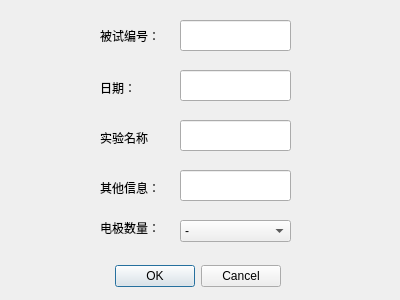
The window that setinfo.ui (B777B2056/eegneo) describes before a commit, drawn with Qt 5.
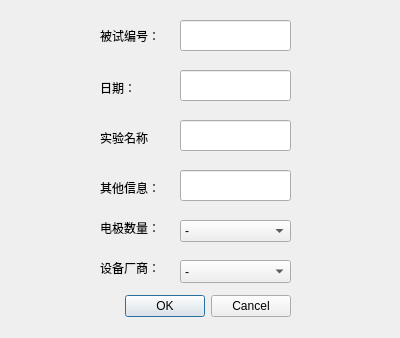
The same window after the commit.

Diff of the .ui file:
```diff
--- a/setinfo.ui
+++ b/setinfo.ui
@@ -7,7 +7,7 @@
     <x>0</x>
     <y>0</y>
     <width>400</width>
-    <height>300</height>
+    <height>338</height>
    </rect>
   </property>
   <property name="windowTitle">
@@ -16,8 +16,8 @@
   <widget class="QDialogButtonBox" name="confirm">
    <property name="geometry">
     <rect>
-     <x>80</x>
-     <y>260</y>
+     <x>90</x>
+     <y>290</y>
      <width>201</width>
      <height>32</height>
     </rect>
@@ -159,6 +159,44 @@
     </property>
    </item>
   </widget>
+  <widget class="QLabel" name="label_6">
+   <property name="geometry">
+    <rect>
+     <x>100</x>
+     <y>260</y>
+     <width>68</width>
+     <height>15</height>
+    </rect>
+   </property>
+   <property name="text">
+    <string>设备厂商：</string>
+   </property>
+  </widget>
+  <widget class="QComboBox" name="comboBox_2">
+   <property name="geometry">
+    <rect>
+     <x>180</x>
+     <y>260</y>
+     <width>111</width>
+     <height>23</height>
+    </rect>
+   </property>
+   <item>
+    <property name="text">
+     <string>-</string>
+    </property>
+   </item>
+   <item>
+    <property name="text">
+     <string>山西</string>
+    </property>
+   </item>
+   <item>
+    <property name="text">
+     <string>上海</string>
+    </property>
+   </item>
+  </widget>
  </widget>
  <resources/>
  <connections>
```
